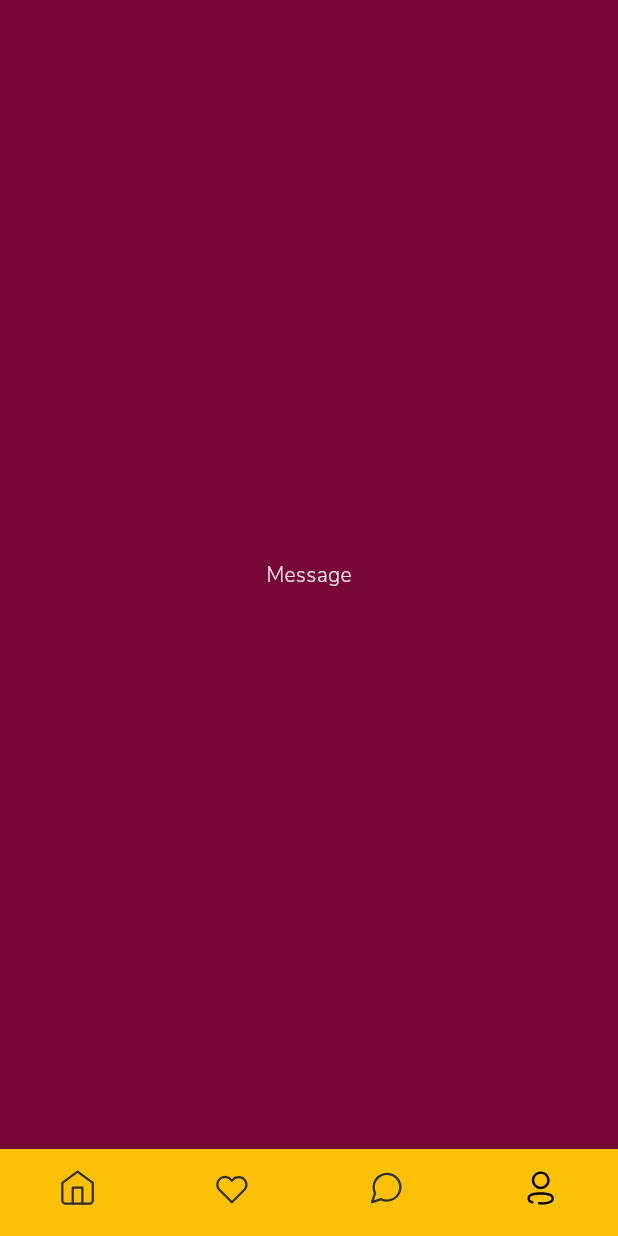
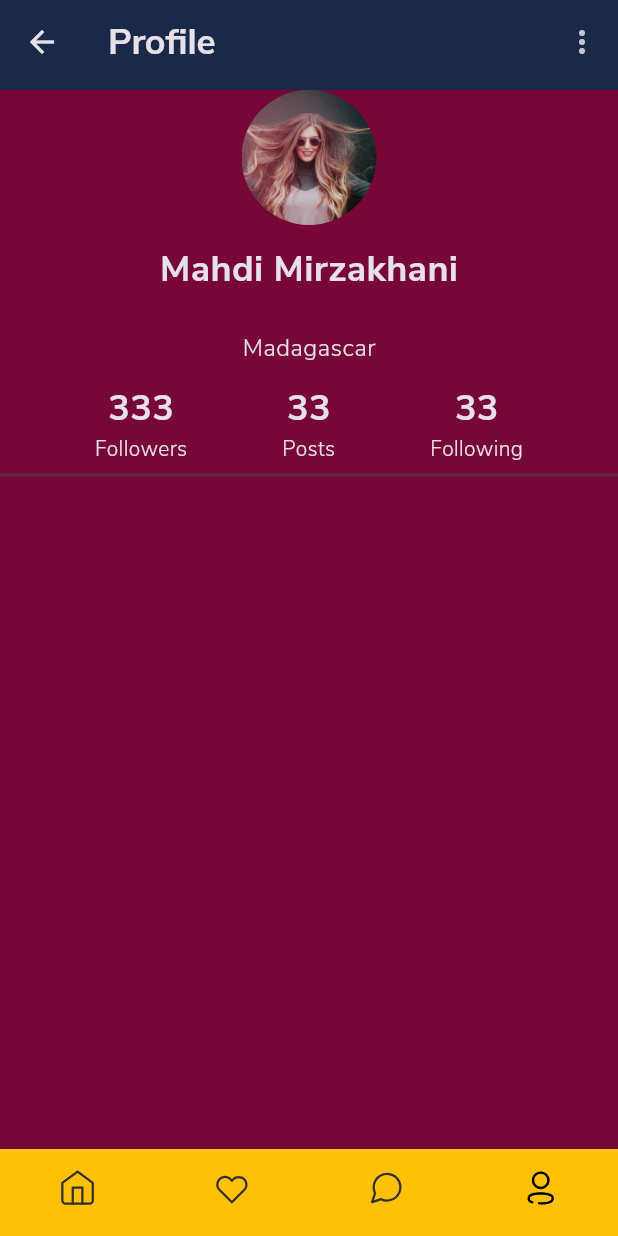
Before and after one commit to Mingaleev-D/new_flutter_t, a Flutter app: the MainPage screen opened by its route, item 4 of the bottom bar chosen, on a phone screen of 412 x 824 dp. Run offline on Flutter 3.47's test engine with Material 3 defaults, Android fonts, the phone set to English and light mode, and no system bars; our stand-ins replace flutter_svg.

Commit message:
экран перехода

```diff
--- /dev/null
+++ b/lib/components/app_toolbar.dart
@@ -0,0 +1,32 @@
+/*
+* @author : Mingaleev D
+* @data : 15.12.2023
+*/
+
+import 'package:flutter/material.dart';
+import 'package:new_flutter_t/style/app_text.dart';
+
+import '../style/app_colors.dart';
+
+class AppToolbar extends StatelessWidget implements PreferredSizeWidget {
+  const AppToolbar({super.key, required this.title, required this.actions});
+
+  final String title;
+  final List<Widget>? actions;
+
+  @override
+  Widget build(BuildContext context) {
+    return AppBar(
+      backgroundColor: AppColors.background,
+      title: Text(
+        title,
+        style: AppText.header2,
+      ),
+      centerTitle: false,
+      actions: actions,
+    );
+  }
+
+  @override
+  Size get preferredSize => const Size.fromHeight(60);
+}
--- a/lib/pages/login_page.dart
+++ b/lib/pages/login_page.dart
@@ -4,6 +4,7 @@
 */
 
 import 'package:flutter/material.dart';
+import 'package:new_flutter_t/config/app_string.dart';
 
 import '../style/app_colors.dart';
 import 'home_page.dart';
@@ -23,7 +24,7 @@ class LoginPage extends StatelessWidget {
               children: [
                 const Spacer(),
                 const Text(
-                  'Hello, welcome back!',
+                  AppStrings.helloWelcome,
                   style: TextStyle(
                     color: Colors.white,
                     fontWeight: FontWeight.bold,
@@ -34,7 +35,7 @@ class LoginPage extends StatelessWidget {
                   height: 24,
                 ),
                 const Text(
-                  'Login to continue',
+                  AppStrings.loginToContinue,
                   style: TextStyle(
                       color: Colors.white,
                       fontSize: 18,
--- a/lib/pages/main_page.dart
+++ b/lib/pages/main_page.dart
@@ -5,6 +5,7 @@
 import 'package:flutter/material.dart';
 import 'package:flutter_svg/flutter_svg.dart';
 import 'package:new_flutter_t/pages/home_page.dart';
+import 'package:new_flutter_t/pages/profile_page.dart';
 
 class MainPage extends StatefulWidget {
   const MainPage({super.key});
@@ -51,7 +52,6 @@ class _MainPageState extends State<MainPage> {
     HomePage(),
     const Center(child: Text("Favorite")),
     const Center(child: Text("MEssage")),
-    const Center(child: Text("Message")),
-    const Center(child: Text("User")),
+    const ProfilePage(),
   ];
 }
--- /dev/null
+++ b/lib/pages/profile_page.dart
@@ -0,0 +1,115 @@
+/*
+* @author : Mingaleev D
+* @data : 15.12.2023
+*/
+
+import 'package:flutter/material.dart';
+import 'package:new_flutter_t/style/app_text.dart';
+
+import '../components/app_toolbar.dart';
+
+enum ProfileMenu { edit, logout }
+
+class ProfilePage extends StatelessWidget {
+  const ProfilePage({super.key});
+
+  @override
+  Widget build(BuildContext context) {
+    return Scaffold(
+      appBar: AppToolbar(
+        title: 'Profile',
+        actions: [
+          PopupMenuButton<ProfileMenu>(
+            onSelected: (value) {
+              switch (value) {
+                case ProfileMenu.edit:
+                  Navigator.of(context).pushNamed('/edit_page');
+                  break;
+                case ProfileMenu.logout:
+                  print('logout');
+                  break;
+                default:
+              }
+            },
+            itemBuilder: (context) {
+              return [
+                const PopupMenuItem(
+                  value: ProfileMenu.edit,
+                  child: Text('Edit'),
+                ),
+                const PopupMenuItem(
+                  value: ProfileMenu.logout,
+                  child: Text('Log out'),
+                ),
+              ];
+            },
+          ),
+        ],
+      ),
+      body: Column(
+        children: [
+          ClipRRect(
+            borderRadius: BorderRadius.circular(90),
+            child: Image.asset(
+              'assets/temp/user1.png',
+              width: 90,
+              height: 90,
+            ),
+          ),
+          const SizedBox(
+            height: 12,
+          ),
+          const Text(
+            'Mahdi Mirzakhani',
+            style: AppText.header2,
+          ),
+          const SizedBox(
+            height: 24,
+          ),
+          const Text(
+            'Madagascar',
+            style: AppText.subtitle3,
+          ),
+          const SizedBox(
+            height: 12,
+          ),
+          const Row(
+            mainAxisAlignment: MainAxisAlignment.spaceEvenly,
+            children: [
+              Column(
+                children: [
+                  Text(
+                    '333',
+                    style: AppText.header2,
+                  ),
+                  Text('Followers'),
+                ],
+              ),
+              Column(
+                children: [
+                  Text(
+                    '33',
+                    style: AppText.header2,
+                  ),
+                  Text('Posts'),
+                ],
+              ),
+              Column(
+                children: [
+                  Text(
+                    '33',
+                    style: AppText.header2,
+                  ),
+                  Text('Following'),
+                ],
+              ),
+            ],
+          ),
+          const Divider(
+            thickness: 1,
+          )
+        ],
+      ),
+    );
+  }
+}
```
Also changed, not shown: lib/components/app_textfield.dart (added, +20 -0 lines), lib/config/app_routes.dart (added, +8 -0 lines), lib/config/app_string.dart (added, +37 -0 lines), lib/main.dart (+6 -4 lines), lib/pages/edit_profile_page.dart (added, +25 -0 lines), lib/pages/home_page.dart (+8 -12 lines).
